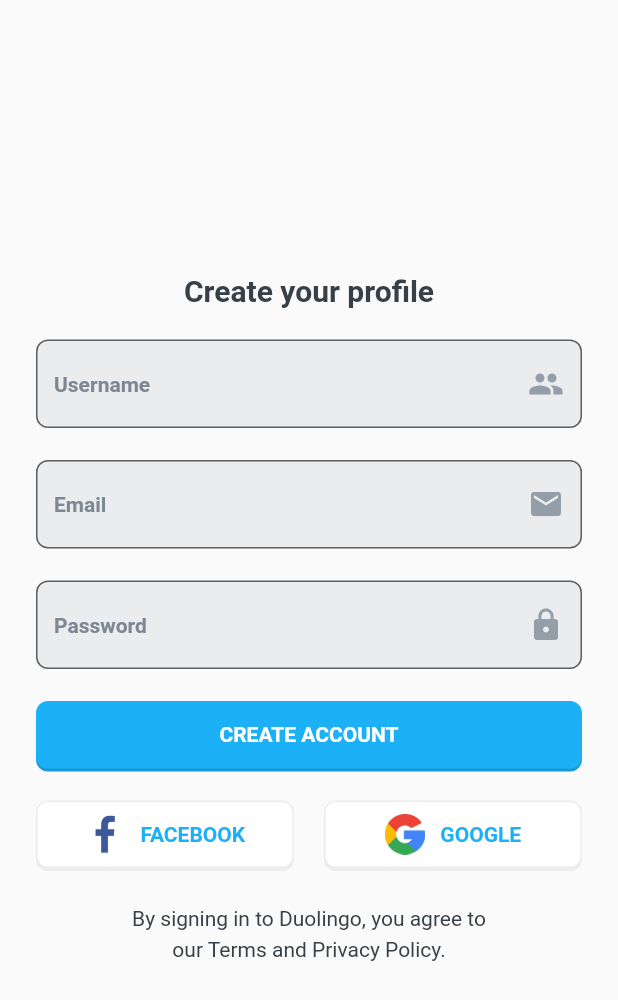
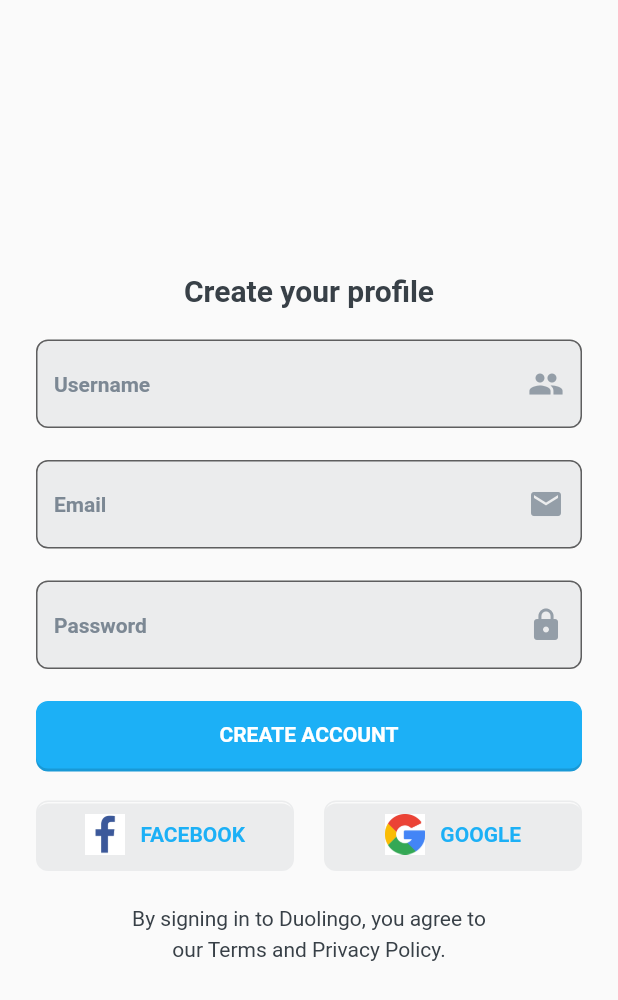
Before and after one commit to nguyenquan123vn/duolingo_event_flutter, a Flutter app: the SignUp screen opened by its route, on a phone screen of 412 x 824 dp. Shown: the top 1000 px of the screen. Run offline on Flutter 3.47's test engine with Material 2 defaults, Android fonts, the phone set to English and light mode, and no system bars.

Commit message:
Update style

```diff
--- a/lib/global/widget/button.dart
+++ b/lib/global/widget/button.dart
@@ -19,15 +19,27 @@ class Button extends StatefulWidget {
 }
 
 class _ButtonState extends State<Button> {
+  Color _buttonColorSwitch(type) {
+    switch (type) {
+      case 'PRIMARY':
+        return defaultBrandColor;
+      case 'HOST':
+        return themedPrimaryColor;
+      case 'WHITE':
+        return defaultBackgroundColor;
+        break;
+      default:
+        return null;
+    }
+  }
+
   @override
   Widget build(BuildContext context) {
     return Container(
       height: 45.0,
       width: double.infinity,
       decoration: BoxDecoration(
-          color: widget.type == 'PRIMARY'
-              ? defaultBrandColor
-              : defaultBackgroundColor,
+          color: _buttonColorSwitch(widget.type),
           borderRadius: BorderRadius.circular(8),
           border: Border.all(
               width: 1.0,
@@ -52,9 +64,9 @@ class _ButtonState extends State<Button> {
                     ])
               : Text(
                   widget.label,
-                  style: widget.type == 'PRIMARY'
-                      ? primaryBtnTextStyle
-                      : whiteBtnTextStyle,
+                  style: widget.type == 'WHITE'
+                      ? whiteBtnTextStyle
+                      : primaryBtnTextStyle,
                 ),
         ),
         onPressed: widget.onPressed,
```
Also changed, not shown: lib/global/style.dart (+11 -2 lines).
